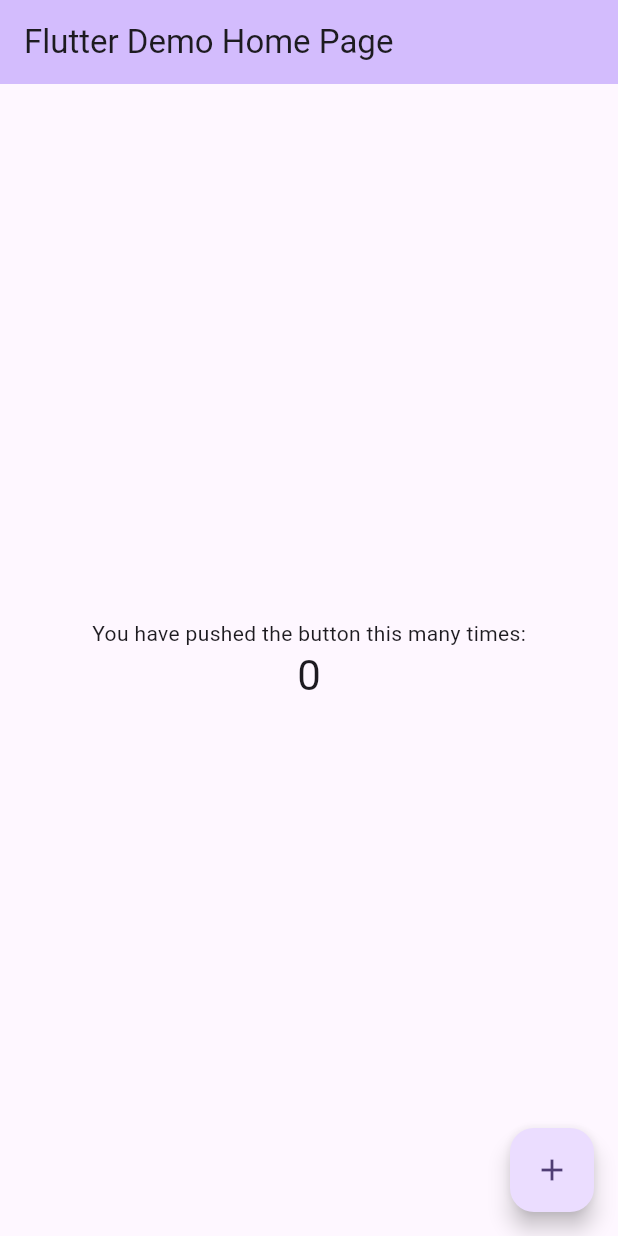
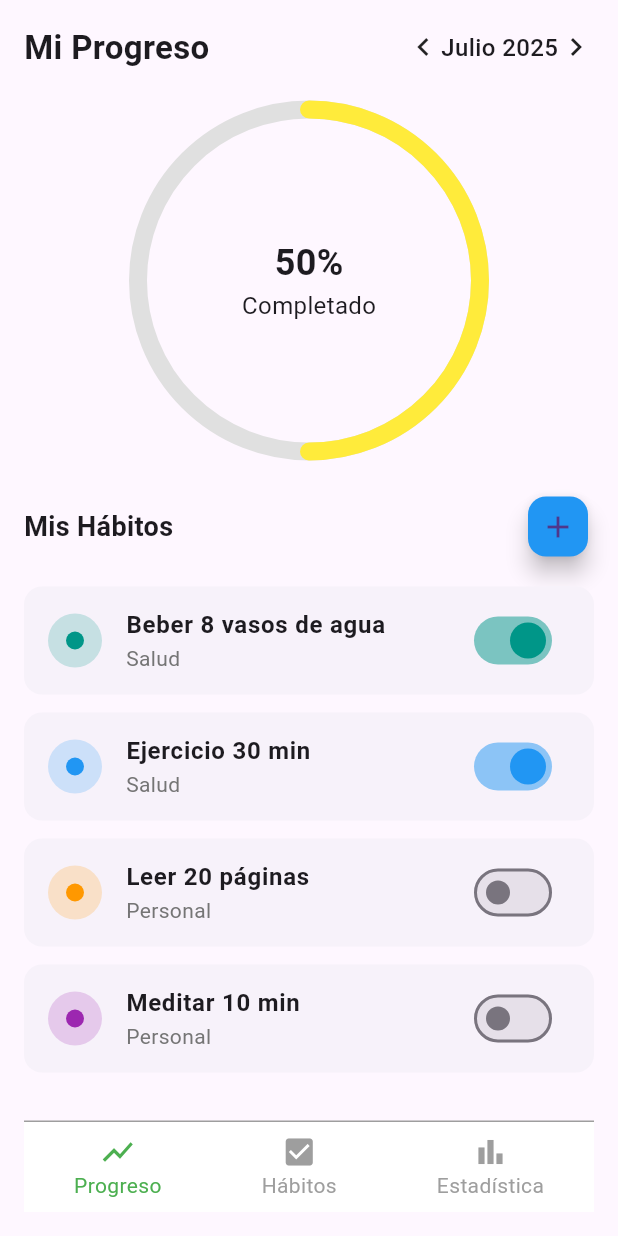
Before and after one commit to playcodehn/codai, a Flutter app: the screen it shows after launch, on a phone screen of 412 x 824 dp. Run offline on Flutter 3.47's test engine with Material 3 defaults, Android fonts, the phone set to English and light mode, and no system bars; drawn by our look-alikes of percent_indicator.

Commit message:
Agregar pantalla HabbitsProgresoScreen y widget HabitTile

```diff
--- a/lib/main.dart
+++ b/lib/main.dart
@@ -1,4 +1,5 @@
 import 'package:flutter/material.dart';
+import 'screens/habbits_progreso_screen.dart';
 
 void main() {
   runApp(const MyApp());
@@ -7,116 +8,15 @@ void main() {
 class MyApp extends StatelessWidget {
   const MyApp({super.key});
 
-  // This widget is the root of your application.
   @override
   Widget build(BuildContext context) {
     return MaterialApp(
-      title: 'Flutter Demo',
+      debugShowCheckedModeBanner: false, // Quita la etiqueta "DEBUG"
+      title: 'Habits Progreso',
       theme: ThemeData(
-        // This is the theme of your application.
-        //
-        // TRY THIS: Try running your application with "flutter run". You'll see
-        // the application has a purple toolbar. Then, without quitting the app,
-        // try changing the seedColor in the colorScheme below to Colors.green
-        // and then invoke "hot reload" (save your changes or press the "hot
-        // reload" button in a Flutter-supported IDE, or press "r" if you used
-        // the command line to start the app).
-        //
-        // Notice that the counter didn't reset back to zero; the application
-        // state is not lost during the reload. To reset the state, use hot
-        // restart instead.
-        //
-        // This works for code too, not just values: Most code changes can be
-        // tested with just a hot reload.
-        colorScheme: ColorScheme.fromSeed(seedColor: Colors.deepPurple),
+        primarySwatch: Colors.blue,
       ),
-      home: const MyHomePage(title: 'Flutter Demo Home Page'),
+      home: const HabbitsProgresoScreen(), // Pantalla principal
     );
   }
 }
-
-class MyHomePage extends StatefulWidget {
-  const MyHomePage({super.key, required this.title});
-
-  // This widget is the home page of your application. It is stateful, meaning
-  // that it has a State object (defined below) that contains fields that affect
-  // how it looks.
-
-  // This class is the configuration for the state. It holds the values (in this
-  // case the title) provided by the parent (in this case the App widget) and
-  // used by the build method of the State. Fields in a Widget subclass are
-  // always marked "final".
-
-  final String title;
-
-  @override
-  State<MyHomePage> createState() => _MyHomePageState();
-}
-
-class _MyHomePageState extends State<MyHomePage> {
-  int _counter = 0;
-
-  void _incrementCounter() {
-    setState(() {
-      // This call to setState tells the Flutter framework that something has
-      // changed in this State, which causes it to rerun the build method below
-      // so that the display can reflect the updated values. If we changed
-      // _counter without calling setState(), then the build method would not be
-      // called again, and so nothing would appear to happen.
-      _counter++;
-    });
-  }
-
-  @override
-  Widget build(BuildContext context) {
-    // This method is rerun every time setState is called, for instance as done
-    // by the _incrementCounter method above.
-    //
-    // The Flutter framework has been optimized to make rerunning build methods
-    // fast, so that you can just rebuild anything that needs updating rather
-    // than having to individually change instances of widgets.
-    return Scaffold(
-      appBar: AppBar(
-        // TRY THIS: Try changing the color here to a specific color (to
-        // Colors.amber, perhaps?) and trigger a hot reload to see the AppBar
-        // change color while the other colors stay the same.
-        backgroundColor: Theme.of(context).colorScheme.inversePrimary,
-        // Here we take the value from the MyHomePage object that was created by
-        // the App.build method, and use it to set our appbar title.
-        title: Text(widget.title),
-      ),
-      body: Center(
-        // Center is a layout widget. It takes a single child and positions it
-        // in the middle of the parent.
-        child: Column(
-          // Column is also a layout widget. It takes a list of children and
-          // arranges them vertically. By default, it sizes itself to fit its
-          // children horizontally, and tries to be as tall as its parent.
-          //
-          // Column has various properties to control how it sizes itself and
-          // how it positions its children. Here we use mainAxisAlignment to
-          // center the children vertically; the main axis here is the vertical
-          // axis because Columns are vertical (the cross axis would be
-          // horizontal).
-          //
-          // TRY THIS: Invoke "debug painting" (choose the "Toggle Debug Paint"
-          // action in the IDE, or press "p" in the console), to see the
-          // wireframe for each widget.
-          mainAxisAlignment: MainAxisAlignment.center,
-          children: <Widget>[
-            const Text('You have pushed the button this many times:'),
-            Text(
-              '$_counter',
-              style: Theme.of(context).textTheme.headlineMedium,
-            ),
-          ],
-        ),
-      ),
-      floatingActionButton: FloatingActionButton(
-        onPressed: _incrementCounter,
-        tooltip: 'Increment',
-        child: const Icon(Icons.add),
-      ), // This trailing comma makes auto-formatting nicer for build methods.
-    );
-  }
-}
--- /dev/null
+++ b/lib/screens/habbits_progreso_screen.dart
@@ -0,0 +1,126 @@
+import 'package:flutter/material.dart';
+import 'package:percent_indicator/circular_percent_indicator.dart';
+import 'package:codai/widgets/habit_tile.dart'; // <-- Importa el widget
+
+class HabbitsProgresoScreen extends StatelessWidget {
+  const HabbitsProgresoScreen({super.key});
+
+  @override
+  Widget build(BuildContext context) {
+    return Scaffold(
+      body: SafeArea(
+        child: Padding(
+          padding: const EdgeInsets.all(16.0),
+          child: Column(
+            children: [
+              // ENCABEZADO
+              Row(
+                mainAxisAlignment: MainAxisAlignment.spaceBetween,
+                children: [
+                  const Text(
+                    "Mi Progreso",
+                    style: TextStyle(fontSize: 22, fontWeight: FontWeight.bold),
+                  ),
+                  Row(
+                    children: const [
+                      Icon(Icons.chevron_left),
+                      Text(
+                        "Julio 2025",
+                        style: TextStyle(fontSize: 16, fontWeight: FontWeight.w500),
+                      ),
+                      Icon(Icons.chevron_right),
+                    ],
+                  ),
+                ],
+              ),
+              const SizedBox(height: 20),
+
+              // GRÁFICO CIRCULAR
+              Center(
+                child: CircularPercentIndicator(
+                  radius: 120,
+                  lineWidth: 12,
+                  percent: 0.5,
+                  circularStrokeCap: CircularStrokeCap.round,
+                  center: Column(
+                    mainAxisAlignment: MainAxisAlignment.center,
+                    children: const [
+                      Text(
+                        "50%",
+                        style: TextStyle(fontSize: 24, fontWeight: FontWeight.bold),
+                      ),
+                      Text("Completado", style: TextStyle(fontSize: 16)),
+                    ],
+                  ),
+                  progressColor: Colors.yellow,
+                  backgroundColor: Colors.grey[300]!,
+                ),
+              ),
+              const SizedBox(height: 20),
+
+              // TÍTULO HÁBITOS
+              Row(
+                mainAxisAlignment: MainAxisAlignment.spaceBetween,
+                children: [
+                  const Text(
+                    "Mis Hábitos",
+                    style: TextStyle(fontSize: 18, fontWeight: FontWeight.bold),
+                  ),
+                  FloatingActionButton(
+                    onPressed: () {},
+                    backgroundColor: Colors.blue,
+                    mini: true,
+                    child: const Icon(Icons.add),
+                  ),
+                ],
+              ),
+              const SizedBox(height: 10),
+
+              // LISTA DE HÁBITOS
+              Expanded(
+                child: ListView(
+                  children: [
+                    HabitTile("Beber 8 vasos de agua", "Salud", Colors.teal, true),
+                    HabitTile("Ejercicio 30 min", "Salud", Colors.blue, true),
+                    HabitTile("Leer 20 páginas", "Personal", Colors.orange, false),
+                    HabitTile("Meditar 10 min", "Personal", Colors.purple, false),
+                  ],
+                ),
+              ),
+
+              // NAV BAR
+              Container(
+                padding: const EdgeInsets.symmetric(vertical: 8),
+                decoration: const BoxDecoration(
+                  color: Colors.white,
+                  border: Border(top: BorderSide(color: Colors.grey)),
+                ),
+                child: Row(
+                  mainAxisAlignment: MainAxisAlignment.spaceAround,
+                  children: [
+                    _buildNavItem(Icons.show_chart, "Progreso", true),
+                    _buildNavItem(Icons.check_box, "Hábitos", false),
+                    _buildNavItem(Icons.bar_chart, "Estadística", false),
+                  ],
+                ),
+              ),
+            ],
+          ),
+        ),
+      ),
+    );
+  }
+
+  static Widget _buildNavItem(IconData icon, String label, bool selected) {
+    return Column(
+      mainAxisSize: MainAxisSize.min,
+      children: [
+        Icon(icon, color: selected ? Colors.green : Colors.grey),
+        Text(
+          label,
+          style: TextStyle(color: selected ? Colors.green : Colors.grey),
+        ),
+      ],
+    );
+  }
+}
--- /dev/null
+++ b/lib/widgets/habit_tile.dart
@@ -0,0 +1,44 @@
+import 'package:flutter/material.dart';
+
+class HabitTile extends StatelessWidget {
+  final String title;
+  final String category;
+  final Color color;
+  final bool active;
+
+  const HabitTile(this.title, this.category, this.color, this.active, {super.key});
+
+  @override
+  Widget build(BuildContext context) {
+    return Card(
+      elevation: 0,
+      margin: const EdgeInsets.symmetric(vertical: 6, horizontal: 0),
+      shape: RoundedRectangleBorder(
+        borderRadius: BorderRadius.circular(12),
+      ),
+      child: ListTile(
+        leading: CircleAvatar(
+          backgroundColor: color.withOpacity(0.2),
+          radius: 18,
+          child: CircleAvatar(
+            backgroundColor: color,
+            radius: 6,
+          ),
+        ),
+        title: Text(
+          title,
+          style: const TextStyle(fontWeight: FontWeight.w600, fontSize: 16),
+        ),
+        subtitle: Text(
+          category,
+          style: TextStyle(color: Colors.grey[600], fontSize: 14),
+        ),
+        trailing: Switch(
+          value: active,
+          activeColor: color,
+          onChanged: (_) {},
+        ),
+      ),
+    );
+  }
+}
--- a/pubspec.yaml
+++ b/pubspec.yaml
@@ -34,6 +34,7 @@ dependencies:
   # The following adds the Cupertino Icons font to your application.
   # Use with the CupertinoIcons class for iOS style icons.
   cupertino_icons: ^1.0.8
+  percent_indicator: ^4.2.5
 
 dev_dependencies:
   flutter_test:
```
Also changed, not shown: pubspec.lock.
